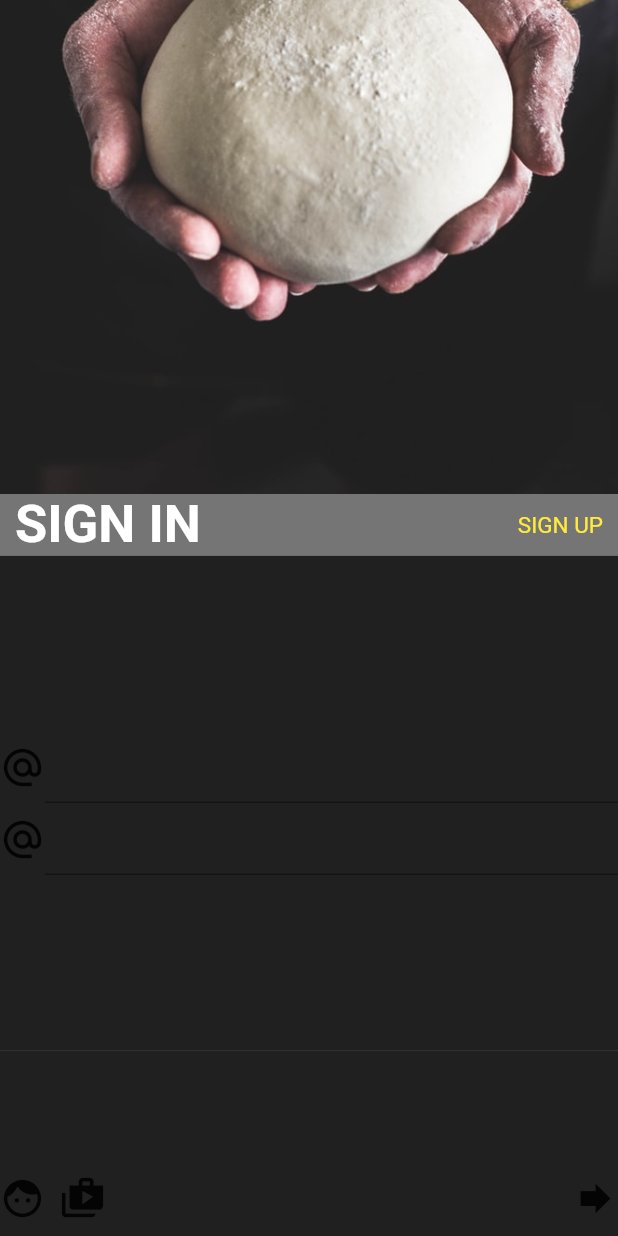
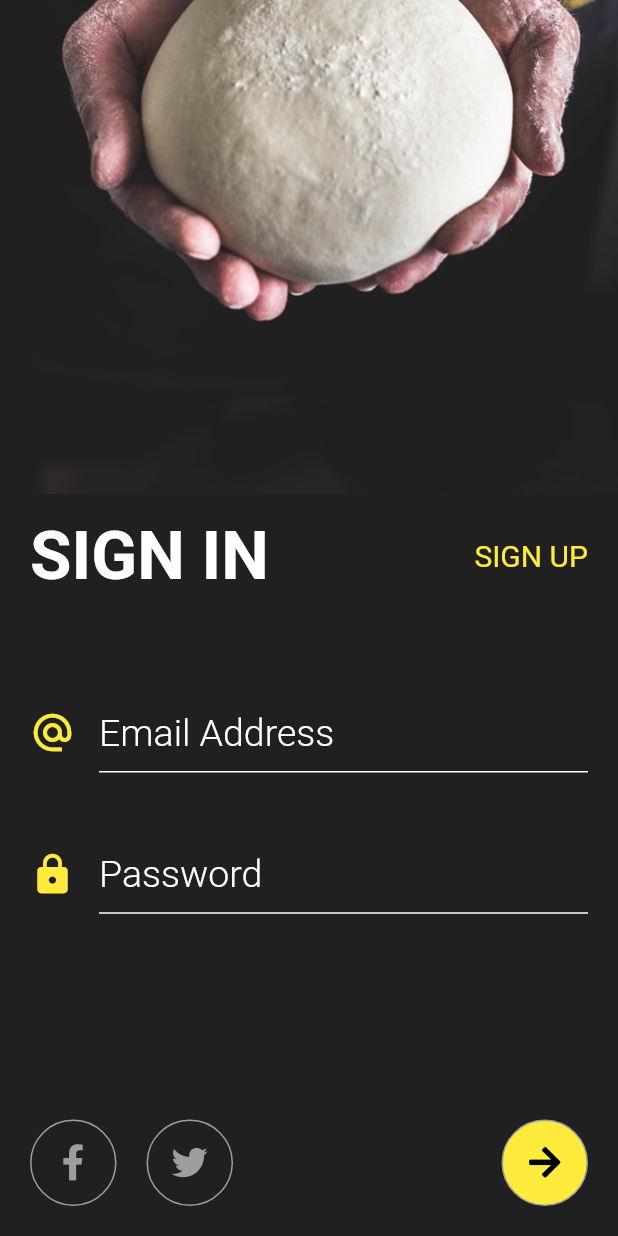
Before and after one commit to NimaChamika/LogIn-Page, a Flutter app: the screen it shows after launch, after a tap on "START LEARNING", on a phone screen of 412 x 824 dp. Run offline on Flutter 3.47's test engine with Material 2 defaults, Android fonts, the phone set to English and light mode, and no system bars; our stand-ins replace font_awesome_flutter.

```diff
--- a/lib/pages/signin_page.dart
+++ b/lib/pages/signin_page.dart
@@ -1,4 +1,5 @@
 import 'package:flutter/material.dart';
+import 'package:font_awesome_flutter/font_awesome_flutter.dart';
 
 class SignInPage extends StatefulWidget {
   @override
@@ -9,12 +10,14 @@ class _SignInPageState extends State<SignInPage> {
   @override
   Widget build(BuildContext context) {
 
-    double _screenHeight = MediaQuery.of(context).size.height;
+    double _screenHeight = MediaQuery.of(context).size.height - MediaQuery.of(context).padding.vertical;
     double _screenWidth = MediaQuery.of(context).size.width;
 
-    return Scaffold(
-      backgroundColor: Colors.black54,
-      body: Column(
+    return SafeArea(
+      child: Scaffold(
+        backgroundColor: Color(0xFF202020),
+        body: SingleChildScrollView(
+          child: Column(
             children: [
               Container(
                 height: _screenHeight * 0.4,
@@ -26,8 +29,10 @@ class _SignInPageState extends State<SignInPage> {
                   )
                 ),
               ),
-          Padding(
-            padding: EdgeInsets.symmetric(horizontal: 10.0),
+              Container(
+                color: Color(0xFF202020),
+                padding: EdgeInsets.symmetric(horizontal: 20.0),
+                height:  _screenHeight * 0.1,
                 child: Row(
                   mainAxisAlignment: MainAxisAlignment.spaceBetween,
                   children: [
@@ -35,7 +40,7 @@ class _SignInPageState extends State<SignInPage> {
                       'SIGN IN',
                       style: TextStyle(
                         color: Colors.white,
-                    fontSize: 35.0,
+                        fontSize: 45.0,
                         fontWeight: FontWeight.bold
                       ),
                     ),
@@ -43,7 +48,7 @@ class _SignInPageState extends State<SignInPage> {
                       'SIGN UP',
                       style: TextStyle(
                         color: Colors.yellow,
-                    fontSize: 15.0,
+                        fontSize: 20.0,
                       ),
                     )
 
@@ -51,79 +56,145 @@ class _SignInPageState extends State<SignInPage> {
                 ),
               ),
               Container(
+                padding: EdgeInsets.symmetric(horizontal: 20.0),
                 alignment: Alignment.center,
-            height: _screenHeight * 0.4,
+                height: _screenHeight * 0.3,
                 color: Color(0xFF202020),
                 child: Center(
                   child: Column(
                     mainAxisAlignment: MainAxisAlignment.center,
                     children: [
-                  Row(
-                    children: [
-                      Icon(
+                      TextField(
+                        style: TextStyle(
+                          color: Colors.white,
+                          fontSize: 25.0,
+                          fontWeight: FontWeight.w300
+                        ),
+                        decoration: InputDecoration(
+                          enabledBorder: UnderlineInputBorder(
+                            borderSide: BorderSide(color: Colors.white, width: 1.0),
+                          ),
+                          hintText: 'Email Address',
+                          hintStyle: TextStyle(
+                            color: Colors.white,
+                            fontSize: 25.0,
+                            fontWeight: FontWeight.w300
+                          ),
+                          icon: Icon(
                             Icons.alternate_email,
                             size: 30.0,
+                            color: Colors.yellow,
                           ),
-                      Flexible(
-                        child: TextField(
-
                         ),
-                      )
-                    ],
                       ),
-                  Row(
-                    children: [
-                      Icon(
-                        Icons.alternate_email,
+                      SizedBox(
+                        height: _screenHeight * 0.05,
+                      ),
+                      TextField(
+                        style: TextStyle(
+                          color: Colors.white,
+                          fontSize: 25.0,
+                          fontWeight: FontWeight.w300
+                        ),
+                        decoration: InputDecoration(
+                          enabledBorder: UnderlineInputBorder(
+                            borderSide: BorderSide(color: Colors.white, width: 1.0),
+                          ),
+                          hintText: 'Password',
+                          hintStyle: TextStyle(
+                            color: Colors.white,
+                            fontSize: 25.0,
+                            fontWeight: FontWeight.w300
+                          ),
+                          icon: Icon(
+                            Icons.lock,
                             size: 30.0,
+                            color: Colors.yellow,
                           ),
-                      Flexible(
-                        child: TextField(),
-
-                      )
-                    ],
-                  )
-
+                        ),
+                      ),
                     ],
                   ),
                 )
               ),
-          Flexible(
-            child: Container(
-              height: _screenHeight * 0.3,
+              Container(
+                height: _screenHeight * 0.2,
                 color: Color(0xFF202020),
+                padding: EdgeInsets.symmetric(horizontal: 20.0),
                 child: Padding(
-                padding: EdgeInsets.only(bottom: 10.0),
+                  padding: EdgeInsets.only(bottom: 20.0),
                   child: Row(
                     crossAxisAlignment: CrossAxisAlignment.end,
                     mainAxisAlignment: MainAxisAlignment.spaceBetween,
                     children: [
                       Row(
                         children: [
-                        Icon(
-                          Icons.face,
-                          size: 30.0,
+                          Container(
+                            alignment: Alignment.center,
+                            height: _screenHeight * 0.07,
+                            width: _screenHeight * 0.07,
+                            decoration: BoxDecoration(
+                              color: Color(0xFF202020),
+                              borderRadius: BorderRadius.circular(_screenHeight * 0.035),
+                              border: Border.all(
+                                color: Colors.grey
+                              )
+                            ),
+                            child: FaIcon(
+                              FontAwesomeIcons.facebookF,
+                              color: Colors.grey,
+                            ),
                           ),
                           SizedBox(
-                          width: 10.0,
+                            width: 20.0,
                           ),
-                        Icon(
-                          Icons.shop_two,
-                          size: 30.0,
+                          Container(
+                            alignment: Alignment.center,
+                            height: _screenHeight * 0.07,
+                            width: _screenHeight * 0.07,
+                            decoration: BoxDecoration(
+                              color: Color(0xFF202020),
+                              borderRadius: BorderRadius.circular(_screenHeight * 0.035),
+                              border: Border.all(
+                                color: Colors.grey
+                              )
+                            ),
+                            child: FaIcon(
+                              FontAwesomeIcons.twitter,
+                              color: Colors.grey,
+                            ),
                           ),
                         ],
                       ),
-                    Icon(
-                      Icons.forward,
-                      size: 30.0,
+                      GestureDetector(
+                        onTap: (){
+                          Navigator.pop(context);
+                        },
+                        child: Container(
+                          alignment: Alignment.center,
+                          height: _screenHeight * 0.07,
+                          width: _screenHeight * 0.07,
+                          decoration: BoxDecoration(
+                            color: Colors.yellow,
+                            borderRadius: BorderRadius.circular(_screenHeight * 0.035),
+                            border: Border.all(
+                              color: Colors.grey
+                            )
+                          ),
+                          child: FaIcon(
+                            FontAwesomeIcons.arrowRight,
+                            color: Colors.black,
+                          ),
+                        ),
                       ),
                     ],
-                ),
                   ),
                 ),
               )
             ],
           ),
+        ),
+      ),
     );
   }
 }
--- a/pubspec.yaml
+++ b/pubspec.yaml
@@ -28,6 +28,7 @@ dependencies:
   # The following adds the Cupertino Icons font to your application.
   # Use with the CupertinoIcons class for iOS style icons.
   cupertino_icons: ^0.1.3
+  font_awesome_flutter: ^9.1.0
 
 dev_dependencies:
   flutter_test:
```
Also changed, not shown: pubspec.lock. Lines whose indentation alone changed are shown as unchanged.
